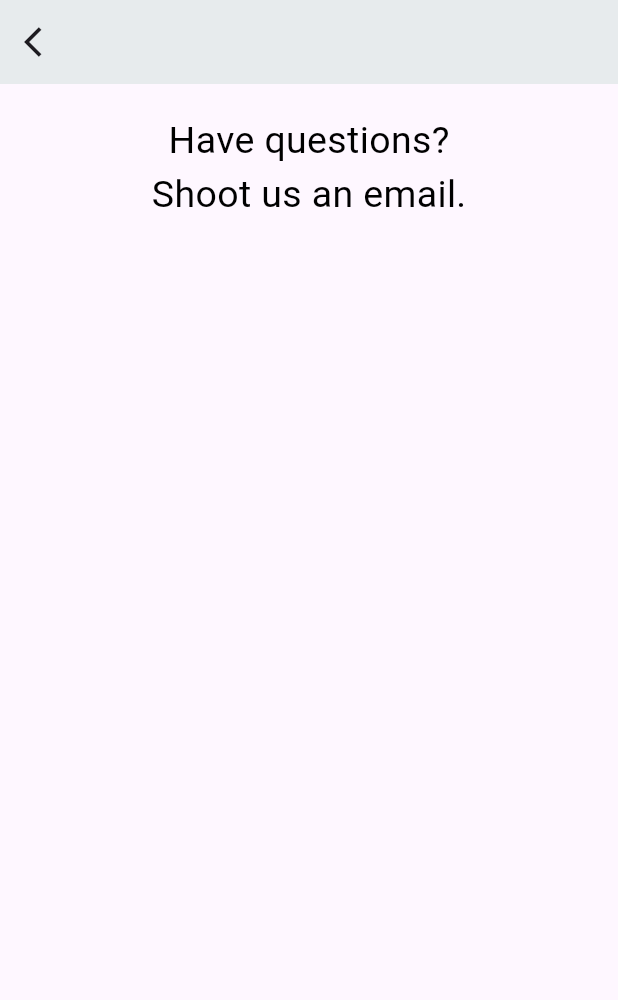
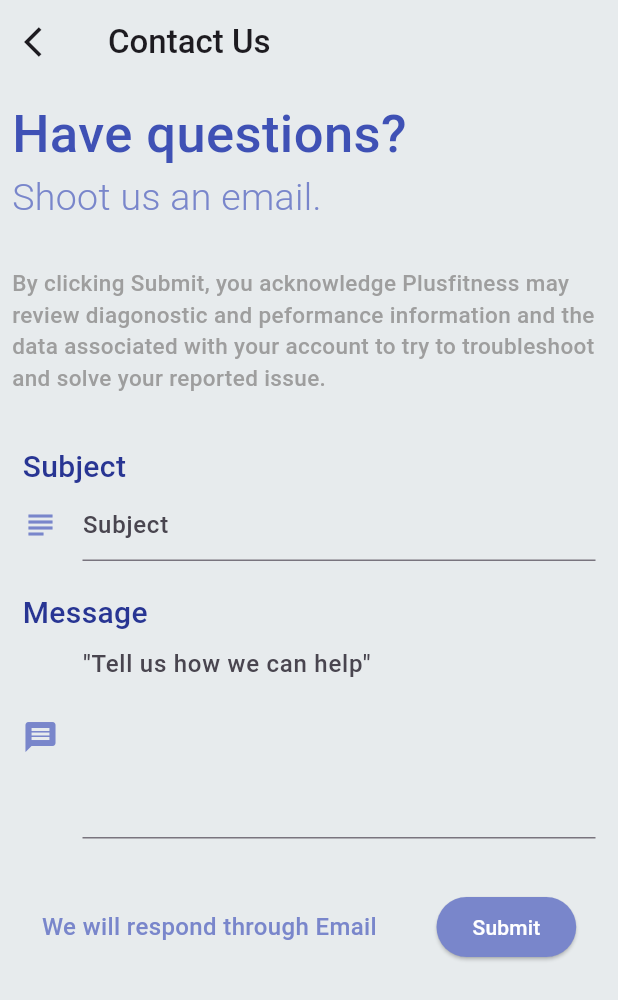
Before and after one commit to Vinesh018/PlusFitness001, a Flutter app: the ContactusPageMain screen opened directly, on a phone screen of 412 x 824 dp. Shown: the top 1000 px of the screen. Run offline on Flutter 3.47's test engine with Material 3 defaults, Android fonts, the light colour scheme and no system bars; our stand-ins replace animated_splash_screen, cloud_firestore, confetti, firebase_auth, firebase_core, get and 8 more; missing offline and left inert: dynamic_shared_preferences, gradient_icon; accounts and stored records are empty; Roboto replaces fonts that are missing (ontMain).

Commit message:
completed the functionality of contact us page

```diff
--- a/lib/Bhautik/Myprofilesubpages/contactuspage.dart
+++ b/lib/Bhautik/Myprofilesubpages/contactuspage.dart
@@ -1,36 +1,84 @@
+import 'dart:convert';
+
+
 import 'package:flutter/material.dart';
 import 'package:get/get.dart';
 import 'package:plus_fitness/Bhautik/b_userprofile.dart';
+import 'package:http/http.dart' as http;
+
+final globalkey = GlobalKey<ScaffoldMessengerState>();
+
+TextEditingController subjectController = TextEditingController();
+TextEditingController messageController = TextEditingController();
+var flag = 0;
 
 class ContactusPageMain extends StatelessWidget {
   @override
   Widget build(BuildContext context) {
-    return Scaffold(
+    return ScaffoldMessenger(
+      key: globalkey,
+      child: Scaffold(
+        backgroundColor: Color.fromARGB(255, 231, 235, 237),
         appBar: AppBar(
+          title: Text(
+            "Contact Us",
+            style: TextStyle(fontFamily: "FontMain", fontSize: 22),
+          ),
           backgroundColor: Color.fromARGB(255, 231, 235, 237),
-        leading: IconButton(onPressed: () {
+          leading: IconButton(
+              onPressed: () {
                 Get.off(UserProfileMainRun());
-        }, icon: Icon(Icons.arrow_back_ios)),
-          surfaceTintColor: Colors.transparent,),
-      body: Center(
+              },
+              icon: Icon(Icons.arrow_back_ios)),
+          surfaceTintColor: Colors.transparent,
+        ),
+        body: SingleChildScrollView(
+          child: Center(
             child: Column(
-          children: [conatactusheading()],
+              mainAxisAlignment: MainAxisAlignment.spaceAround,
+              children: [
+                conatactusheading(),
+                contactusText(),
+                contactusmessage(),
+                contactussubmit()
+              ],
+            ),
+          ),
         ),
       ),
     );
   }
 
+  Widget contactusText() {
+    TextStyle textstyle = TextStyle(
+        color: Colors.grey.shade500, fontSize: 15, fontFamily: 'FontMain');
+    return Padding(
+      padding: const EdgeInsets.symmetric(horizontal: 8, vertical: 20),
+      child: Text(
+        "By clicking Submit, you acknowledge Plusfitness may review diagonostic and peformance information and the data associated with your account to try to troubleshoot and solve your reported issue. ",
+        style: textstyle,
+      ),
+    );
+  }
+
   Widget conatactusheading() {
-    TextStyle headintextstyle =
-        TextStyle(color: Colors.black, fontSize: 25, fontFamily: 'ontMain');
+    TextStyle headintextstyle1 =
+        TextStyle(color: Colors.indigo, fontSize: 35, fontFamily: 'FontMain');
+    TextStyle headintextstyle = TextStyle(
+        color: Colors.indigo.shade300,
+        fontSize: 25,
+        fontFamily: 'FontMainLight');
     return Padding(
-      padding: const EdgeInsets.all(20),
-      child: Column(
-        crossAxisAlignment: CrossAxisAlignment.center,
+      padding: const EdgeInsets.all(8.0),
+      child: Row(
+        mainAxisAlignment: MainAxisAlignment.start,
+        children: [
+          Column(
+            crossAxisAlignment: CrossAxisAlignment.start,
             children: [
               Text(
                 'Have questions?',
-            style: headintextstyle,
+                style: headintextstyle1,
               ),
               Text(
                 'Shoot us an email.',
@@ -38,6 +86,137 @@ class ContactusPageMain extends StatelessWidget {
               ),
             ],
           ),
+        ],
+      ),
+    );
+  }
+
+  Widget contactusmessage() {
+    TextStyle msgheading = TextStyle(
+        color: Colors.indigo.shade800, fontSize: 20, fontFamily: 'FontMain');
+
+    return Padding(
+      padding: const EdgeInsets.all(15.0),
+      child: Column(
+          mainAxisAlignment: MainAxisAlignment.start,
+          crossAxisAlignment: CrossAxisAlignment.start,
+          children: [
+            Text(
+              "Subject",
+              style: msgheading,
+            ),
+            TextFormField(
+              keyboardType: TextInputType.name,
+              controller: subjectController,
+              decoration: InputDecoration(
+                fillColor: Colors.indigo.shade700,
+                icon: Icon(Icons.subject, color: Colors.indigo.shade300),
+                hintStyle: TextStyle(fontFamily: "FontMain", fontSize: 16),
+                hintText: "Subject",
+              ),
+            ),
+            Padding(
+              padding: const EdgeInsets.only(top: 20),
+              child: Text(
+                "Message",
+                style: msgheading,
+              ),
+            ),
+            TextField(
+              minLines: 5,
+              maxLines: 6,
+              keyboardType: TextInputType.multiline,
+              controller: messageController,
+              decoration: InputDecoration(
+                fillColor: Colors.indigo.shade700,
+                icon: Icon(Icons.message, color: Colors.indigo.shade300),
+                hintStyle: TextStyle(fontFamily: "FontMain", fontSize: 16),
+                hintText: '"Tell us how we can help"',
+              ),
+            ),
+          ]),
+    );
+  }
+
+  Widget contactussubmit() {
+    TextStyle textstyle = TextStyle(
+        fontFamily: "FontMain", fontSize: 16, color: Colors.indigo.shade300);
+    return Padding(
+      padding: const EdgeInsets.symmetric(horizontal: 8, vertical: 20),
+      child: Row(
+        mainAxisAlignment: MainAxisAlignment.spaceAround,
+        children: [
+          Text(
+            "We will respond through Email",
+            style: textstyle,
+          ),
+          ElevatedButton(
+              onPressed: () {
+                sendemailjsemail();
+
+                messageController.clear();
+                subjectController.clear();
+
+                var snackbar = SnackBar(
+                  content: const Text('Email Sent to PLusfitness Dev'),
+                  action: SnackBarAction(
+                    label: 'Ok',
+                    onPressed: () {
+                      // Some code to undo the change.
+                    },
+                  ),
+                );
+
+                globalkey.currentState?.showSnackBar(snackbar);
+
+                FocusManager.instance.primaryFocus?.unfocus();
+              },
+              style: ButtonStyle(
+                  backgroundColor:
+                      MaterialStatePropertyAll(Colors.indigo.shade300)),
+              child: Text(
+                "Submit",
+                style: TextStyle(color: Colors.white, fontFamily: "FontMain"),
+              ))
+        ],
+      ),
     );
   }
 }
+
+//emailjs403
+Future sendemailjsemail() async {
+  print("object");
+  final url = Uri.parse("https://api.emailjs.com/api/v1.0/email/send");
+
+  const service_id = "service_p7512xo";
+  const template_id = "template_aimkd99";
+  const user_id = "o-6LgMbG7GOkJGWYp";
+
+  final response = await http.post(url,
+      headers: {'origin': 'http:localhost', 'Content-Type': 'application/json'},
+      body: json.encode({
+        'service_id': service_id,
+        'template_id': template_id,
+        'user_id': user_id,
+        'template_params': {
+          'subject': subjectController.text,
+          'message': messageController.text,
+          'from_name': "Plusfitness Contact us",
+          'reply_to': "vinesh.thakkar.coen@gmail.com"
+        }
+      }));
+  print("object1");
+  print(response.statusCode);
+  if (response.statusCode == 200) {
+    print("0982034580285025");
+    print(flag);
+    flag = 1;
+    print(flag);
+    print("0982034580285025");
+  }
+  print(flag);
+  // return response.statusCode;
+}
+
+void showSnackbar(String value) {}
--- a/lib/main.dart
+++ b/lib/main.dart
@@ -1,5 +1,6 @@
 import 'package:confetti/confetti.dart';
 import 'package:firebase_core/firebase_core.dart';
+import 'package:plus_fitness/Bhautik/Myprofilesubpages/contactuspage.dart';
 import 'package:plus_fitness/Bhautik/constansts/sharedprefkeys.dart';
 import 'package:plus_fitness/Vinesh/temp.dart';
 import 'package:shared_preferences/shared_preferences.dart';
@@ -27,13 +28,14 @@ Future<void> main() async {
     GetMaterialApp(
       debugShowCheckedModeBanner: false,
       title: 'Flutter Tutorial',
-        //  home: Confetti(),
+        //home: Confetti(),
       //home: StoreusingSharedPreferences(),
-      //  home: PersonalDataMainShow(),
-      // home: SplashScreen(),
+        //home: PersonalDataMainShow(),
+        //home: SplashScreen(),
       //home: MainSignUpPage(),
-      // home:UserProfileMainRun()
-        home: TutorialHome()
+        //home:UserProfileMainRun()
+        //home: TutorialHome()
+        home: ContactusPageMain()
     ),
   );
 }
--- a/pubspec.yaml
+++ b/pubspec.yaml
@@ -59,6 +59,11 @@ dependencies:
   dynamic_shared_preferences: ^0.0.1
   confetti: ^0.7.0
   sensors: ^2.0.3
+  contactus: ^1.2.3
+  http: ^1.2.1
+  emailjs: ^1.3.0
+  resend: ^1.0.0
+  mailer: ^6.1.0
 
 
 
```
Also changed, not shown: pubspec.lock, 5 other files. Lines whose indentation alone changed are shown as unchanged.
